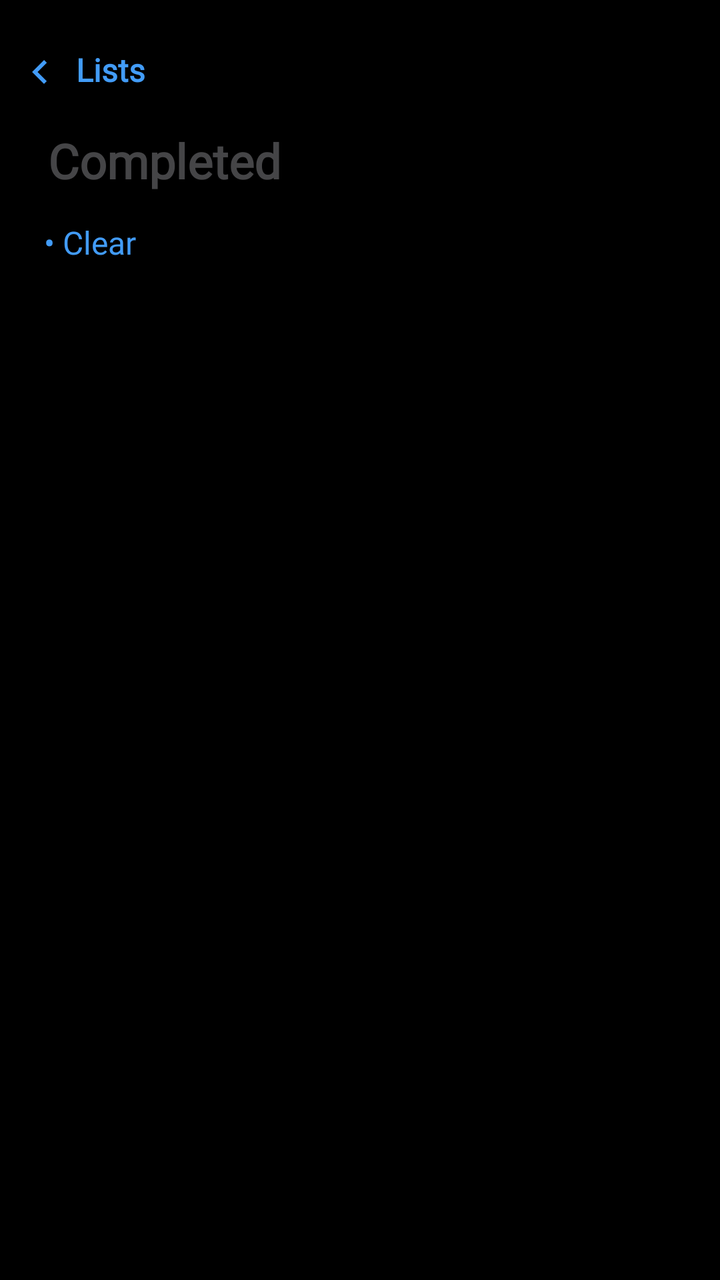
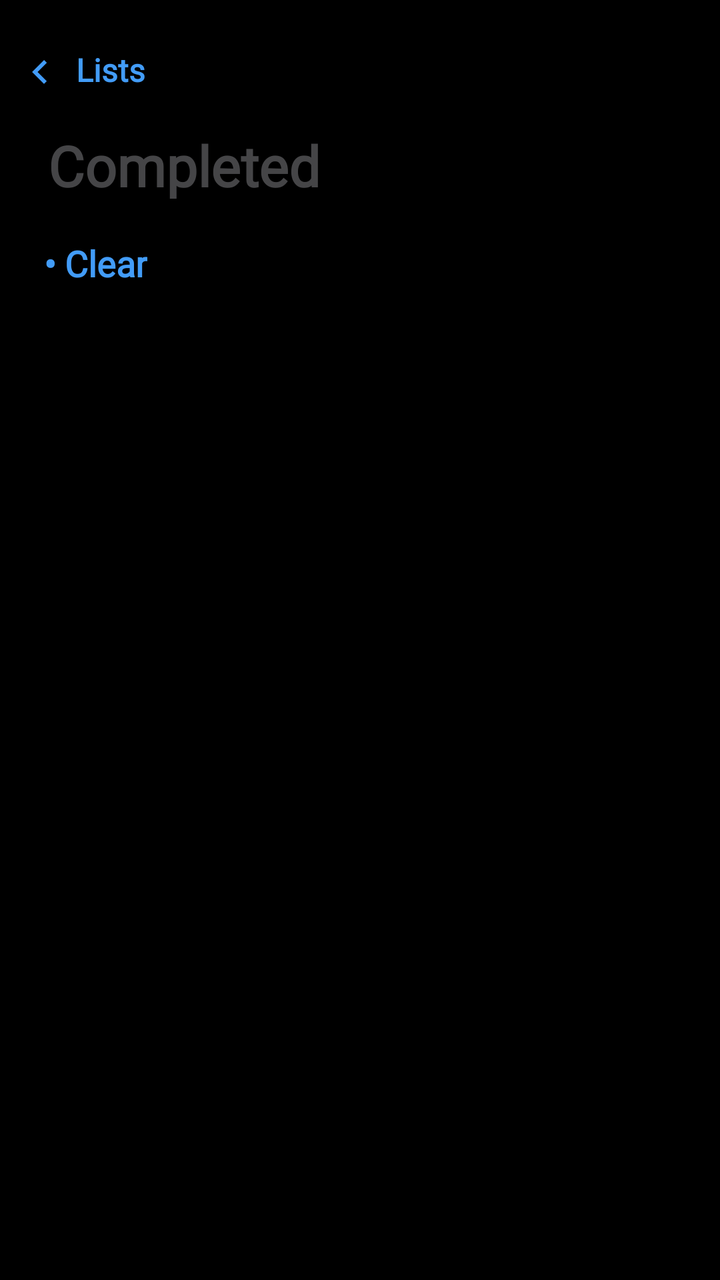

Compare the two renders of this Android layout. The source of the first and the diff that turns it into the second are given below.
<!-- AndroidManifest.xml: application theme Theme.RemindersTDL -->
<!-- res/layout/fragment_completed.xml -->
<?xml version="1.0" encoding="utf-8"?>
<LinearLayout xmlns:android="http://schemas.android.com/apk/res/android"
    xmlns:app="http://schemas.android.com/apk/res-auto"
    android:id="@+id/main"
    android:layout_width="match_parent"
    android:layout_height="match_parent"
    android:animateLayoutChanges="true"
    android:background="@color/black"
    android:orientation="vertical">

    <TextView
        android:id="@+id/backToHomeBtn"
        android:layout_width="wrap_content"
        android:layout_height="wrap_content"
        android:layout_marginTop="16dp"
        android:drawablePadding="6dp"
        android:fontFamily="@font/roboto_regular"
        android:padding="8dp"
        android:text="@string/lists"
        android:textColor="@color/light_blue"
        android:textSize="16sp"
        android:textStyle="bold"
        app:drawableStartCompat="@drawable/arrow_left" />

    <ScrollView
        android:layout_width="match_parent"
        android:layout_height="match_parent"
        android:animateLayoutChanges="true"
        android:background="@color/black">

        <LinearLayout
            android:layout_width="match_parent"
            android:layout_height="wrap_content"
            android:orientation="vertical">

            <TextView
                android:id="@+id/today_text"
                android:layout_width="wrap_content"
                android:layout_height="wrap_content"
                android:layout_marginHorizontal="16dp"
                android:fontFamily="@font/roboto_bold"
                android:padding="8dp"
                android:text="@string/completed"
                android:textColor="@color/grey"
                android:textSize="24sp"
                android:textStyle="bold" />

            <TextView
                android:id="@+id/clear_completed"
                android:layout_width="wrap_content"
                android:layout_height="wrap_content"
                android:layout_marginHorizontal="16sp"
                android:fontFamily="@font/roboto_medium"
                android:padding="6dp"
                android:paddingBottom="8dp"
                android:text="@string/clear"
                android:textColor="@color/light_blue"
                android:textSize="16sp" />

            <androidx.recyclerview.widget.RecyclerView
                android:id="@+id/completed_recycler"
                android:layout_width="wrap_content"
                android:layout_height="wrap_content"
                android:layout_marginHorizontal="16dp"
                android:padding="8dp"
                android:visibility="gone" />

        </LinearLayout>
    </ScrollView>
</LinearLayout>
<!-- resources referenced by this layout -->
<resources>
  <color name="black">#FF000000</color>
  <color name="grey">#454547</color>
  <color name="light_blue">#429CF8</color>
  <!-- drawable arrow_left (drawable) -->
  <vector xmlns:android="http://schemas.android.com/apk/res/android"
      android:width="24dp"
      android:height="24dp"
      android:autoMirrored="true"
      android:tint="@color/light_blue"
      android:viewportWidth="24"
      android:viewportHeight="24">
  
      <path
          android:fillColor="@android:color/white"
          android:pathData="M15.41,16.59L10.83,12l4.58,-4.59L14,6l-6,6 6,6 1.41,-1.41z" />
  
  </vector>
  <string name="clear">•   Clear</string>
  <string name="completed">Completed</string>
  <string name="lists">Lists</string>
  <style name="Theme.RemindersTDL" parent="Base.Theme.RemindersTDL" />
  <style name="Base.Theme.RemindersTDL" parent="Theme.Material3.DayNight.NoActionBar">
          
          
  
          <item name="android:windowIsTranslucent">true</item>
      </style>
</resources>

<!-- the commit's change to res/layout/fragment_completed.xml (unified diff, before → after) -->
@@ -25,8 +25,7 @@
     <ScrollView
         android:layout_width="match_parent"
         android:layout_height="match_parent"
-        android:animateLayoutChanges="true"
-        android:background="@color/black">
+        android:animateLayoutChanges="true">
 
         <LinearLayout
             android:layout_width="match_parent"
@@ -38,11 +37,12 @@
                 android:layout_width="wrap_content"
                 android:layout_height="wrap_content"
                 android:layout_marginHorizontal="16dp"
+                android:layout_marginBottom="4dp"
                 android:fontFamily="@font/roboto_bold"
                 android:padding="8dp"
                 android:text="@string/completed"
                 android:textColor="@color/grey"
-                android:textSize="24sp"
+                android:textSize="28sp"
                 android:textStyle="bold" />
 
             <TextView
@@ -55,14 +55,14 @@
                 android:paddingBottom="8dp"
                 android:text="@string/clear"
                 android:textColor="@color/light_blue"
-                android:textSize="16sp" />
+                android:textSize="18sp"
+                android:textStyle="bold" />
 
             <androidx.recyclerview.widget.RecyclerView
                 android:id="@+id/completed_recycler"
-                android:layout_width="wrap_content"
+                android:layout_width="match_parent"
                 android:layout_height="wrap_content"
-                android:layout_marginHorizontal="16dp"
-                android:padding="8dp"
+                android:layout_marginBottom="16dp"
                 android:visibility="gone" />
 
         </LinearLayout>
